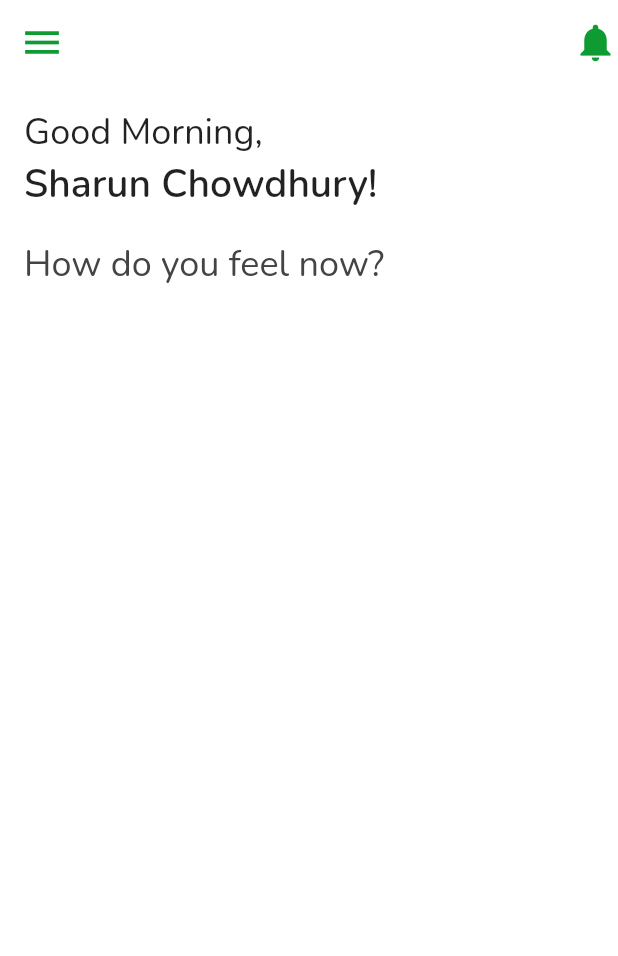
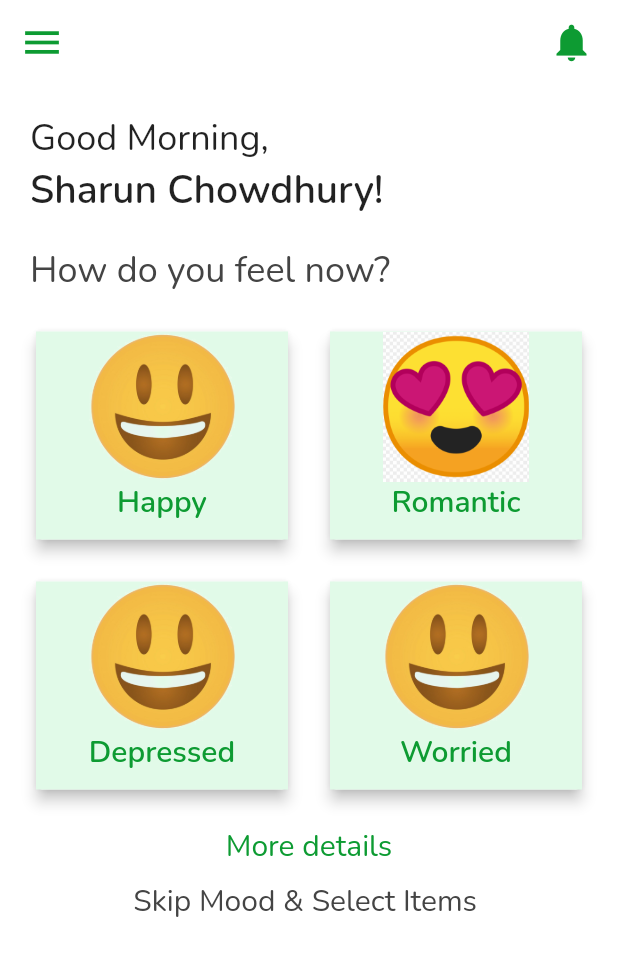
Before and after one commit to saifulislam68/ui, a Flutter app: the screen it shows after launch, in the side drawer, after a tap on "Home Page", on a phone screen of 412 x 824 dp. Shown: the top 956 px of the screen. Run offline on Flutter 3.47's test engine with Material 2 defaults, Android fonts, the phone set to English and light mode, and no system bars; our stand-ins replace google_fonts.

Commit message:
mood screen done

```diff
--- a/lib/design/app_drawer.dart
+++ b/lib/design/app_drawer.dart
@@ -1,6 +1,6 @@
 import 'package:flutter/material.dart';
 import 'package:google_fonts/google_fonts.dart';
-import 'package:ui/design/mood_screen.dart';
+import 'package:ui/mood/mood_screen.dart';
 
 class AppDrawer extends StatelessWidget {
   const AppDrawer({Key? key}) : super(key: key);
--- a/lib/design/home_page.dart
+++ b/lib/design/home_page.dart
@@ -31,7 +31,12 @@ class _HomePageState extends State<HomePage> {
           style: GoogleFonts.nunito(
               color: Colors.black, fontWeight: FontWeight.bold),
         ),
-        actions: const [Icon(Icons.notifications)],
+        actions: const [
+          Padding(
+            padding: EdgeInsets.only(right: 20.0),
+            child: Icon(Icons.notifications),
+          )
+        ],
       ),
       drawer: const AppDrawer(),
       body: Column(
--- a/lib/design/mood_screen.dart
+++ /dev/null
@@ -1,60 +0,0 @@
-import 'package:flutter/material.dart';
-import 'package:google_fonts/google_fonts.dart';
-import 'package:ui/config/color.dart';
-import 'package:ui/design/app_drawer.dart';
-
-class MoodScreen extends StatefulWidget {
-  const MoodScreen({Key? key}) : super(key: key);
-
-  @override
-  State<MoodScreen> createState() => _MoodScreenState();
-}
-
-class _MoodScreenState extends State<MoodScreen> {
-  @override
-  Widget build(BuildContext context) {
-    return Scaffold(
-      backgroundColor: Colors.white,
-      appBar: AppBar(
-        elevation: 0,
-        iconTheme: const IconThemeData(
-          size: 30,
-          color: AppColor.primaryColor,
-        ),
-        centerTitle: true,
-        backgroundColor: Colors.white,
-        actions: const [Icon(Icons.notifications)],
-      ),
-      drawer: const AppDrawer(),
-      body: Padding(
-        padding: const EdgeInsets.all(8.0),
-        child: Padding(
-          padding: const EdgeInsets.all(8.0),
-          child: Column(
-            crossAxisAlignment: CrossAxisAlignment.start,
-            children: [
-              Text(
-                'Good Morning,',
-                style: GoogleFonts.nunito(fontSize: 24),
-              ),
-              Text(
-                'Sharun Chowdhury!',
-                style: GoogleFonts.nunito(
-                  fontSize: 26,
-                  fontWeight: FontWeight.w600,
-                ),
-              ),
-              SizedBox(
-                height: 20,
-              ),
-              Text(
-                'How do you feel now?',
-                style: GoogleFonts.nunito(fontSize: 24, color: AppColor.grey),
-              ),
-            ],
-          ),
-        ),
-      ),
-    );
-  }
-}
--- a/lib/model/dummy_data.dart
+++ b/lib/model/dummy_data.dart
@@ -33,4 +33,22 @@ class DummyData {
       assetImage: 'assets/images/man.png',
     )
   ];
+  final List<Data> emoji = [
+    Data(
+      title: 'Happy',
+      assetImage: 'assets/images/happy1.png',
+    ),
+    Data(
+      title: 'Romantic',
+      assetImage: 'assets/images/love.png',
+    ),
+    Data(
+      title: 'Depressed',
+      assetImage: 'assets/images/happy1.png',
+    ),
+    Data(
+      title: 'Worried',
+      assetImage: 'assets/images/happy1.png',
+    ),
+  ];
 }
--- /dev/null
+++ b/lib/mood/mood_card.dart
@@ -0,0 +1,41 @@
+import 'package:flutter/material.dart';
+import 'package:google_fonts/google_fonts.dart';
+import 'package:ui/config/color.dart';
+import 'package:ui/model/dummy_data.dart';
+
+class MoodCard extends StatefulWidget {
+  final Data? emoji;
+  const MoodCard({Key? key, this.emoji}) : super(key: key);
+
+  @override
+  State<MoodCard> createState() => _MoodCardState();
+}
+
+class _MoodCardState extends State<MoodCard> {
+  @override
+  Widget build(BuildContext context) {
+    return Card(
+      elevation: 4,
+      child: Container(
+        color: Color(0xffe1fae8),
+        height: 130,
+        width: 130,
+        child: Column(
+          children: [
+            Image.asset(
+              widget.emoji?.assetImage ?? "",
+              height: 100,
+            ),
+            Text(
+              widget.emoji?.title ?? "",
+              style: GoogleFonts.nunito(
+                  color: AppColor.primaryColor,
+                  fontSize: 20,
+                  fontWeight: FontWeight.w600),
+            )
+          ],
+        ),
+      ),
+    );
+  }
+}
--- /dev/null
+++ b/lib/mood/mood_screen.dart
@@ -0,0 +1,104 @@
+import 'package:flutter/material.dart';
+import 'package:google_fonts/google_fonts.dart';
+import 'package:ui/config/color.dart';
+import 'package:ui/design/app_drawer.dart';
+import 'package:ui/model/dummy_data.dart';
+import 'package:ui/mood/mood_card.dart';
+
+class MoodScreen extends StatefulWidget {
+  const MoodScreen({Key? key}) : super(key: key);
+
+  @override
+  State<MoodScreen> createState() => _MoodScreenState();
+}
+
+class _MoodScreenState extends State<MoodScreen> {
+  @override
+  Widget build(BuildContext context) {
+    return Scaffold(
+      backgroundColor: Colors.white,
+      appBar: AppBar(
+        elevation: 0,
+        iconTheme: const IconThemeData(
+          size: 30,
+          color: AppColor.primaryColor,
+        ),
+        centerTitle: true,
+        backgroundColor: Colors.white,
+        actions: const [
+          Padding(
+            padding: EdgeInsets.only(right: 16.0),
+            child: Icon(Icons.notifications),
+          )
+        ],
+      ),
+      drawer: Padding(
+        padding: EdgeInsets.all(8.0),
+        child: AppDrawer(),
+      ),
+      body: Padding(
+        padding: const EdgeInsets.all(20.0),
+        child: Column(
+          crossAxisAlignment: CrossAxisAlignment.start,
+          children: [
+            Text(
+              'Good Morning,',
+              style: GoogleFonts.nunito(fontSize: 24),
+            ),
+            Text(
+              'Sharun Chowdhury!',
+              style: GoogleFonts.nunito(
+                fontSize: 26,
+                fontWeight: FontWeight.w600,
+              ),
+            ),
+            SizedBox(
+              height: 20,
+            ),
+            Text(
+              'How do you feel now?',
+              style: GoogleFonts.nunito(fontSize: 24, color: AppColor.grey),
+            ),
+            SizedBox(
+              height: 20,
+            ),
+            GridView.builder(
+                shrinkWrap: true,
+                physics: NeverScrollableScrollPhysics(),
+                gridDelegate: const SliverGridDelegateWithMaxCrossAxisExtent(
+                    maxCrossAxisExtent: 200,
+                    childAspectRatio: 3 / 2.5,
+                    crossAxisSpacing: 20,
+                    mainAxisSpacing: 20),
+                itemCount: DummyData().emoji.length,
+                itemBuilder: (BuildContext ctx, index) {
+                  return MoodCard(
+                    emoji: DummyData().emoji[index],
+                  );
+                }),
+            SizedBox(
+              height: 20,
+            ),
+            Center(
+                child: Column(
+              children: [
+                Text(
+                  "More details",
+                  style: GoogleFonts.nunito(
+                      fontSize: 20, color: AppColor.primaryColor),
+                ),
+                SizedBox(
+                  height: 10,
+                ),
+                Text(
+                  "Skip Mood & Select Items ",
+                  style: GoogleFonts.nunito(fontSize: 20, color: AppColor.grey),
+                ),
+              ],
+            ))
+          ],
+        ),
+      ),
+    );
+  }
+}
--- a/pubspec.yaml
+++ b/pubspec.yaml
@@ -61,6 +61,9 @@ flutter:
   # To add assets to your application, add an assets section, like this:
   assets:
     - assets/images/man.png
+    - assets/images/happy1.png
+    - assets/images/happy.jpg
+    - assets/images/love.png
   #   - images/a_dot_ham.jpeg
 
   # An image asset can refer to one or more resolution-specific "variants", see
```
Also changed, not shown: assets/images/happy.jpg (added), assets/images/happy1.png (added), assets/images/love.png (added).
